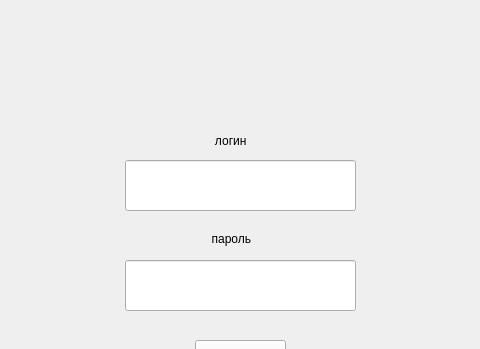
The window that login/mainwindow.ui (0sasha0rul/-) describes before a commit, drawn with Qt 5; both pictures show x 165 to 645 and y 0 to 349 of the 800 by 600 pixel window.
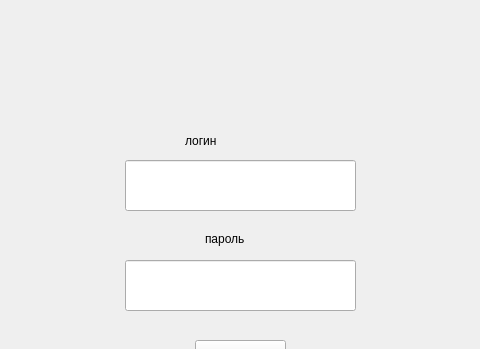
The same window after the commit.

```diff
--- a/login/mainwindow.ui
+++ b/login/mainwindow.ui
@@ -93,7 +93,7 @@
      </rect>
     </property>
     <property name="text">
-     <string>         логин</string>
+     <string>логин</string>
     </property>
    </widget>
    <widget class="QLabel" name="label_password">
@@ -106,7 +106,7 @@
      </rect>
     </property>
     <property name="text">
-     <string>  пароль</string>
+     <string>пароль</string>
     </property>
    </widget>
   </widget>
```
